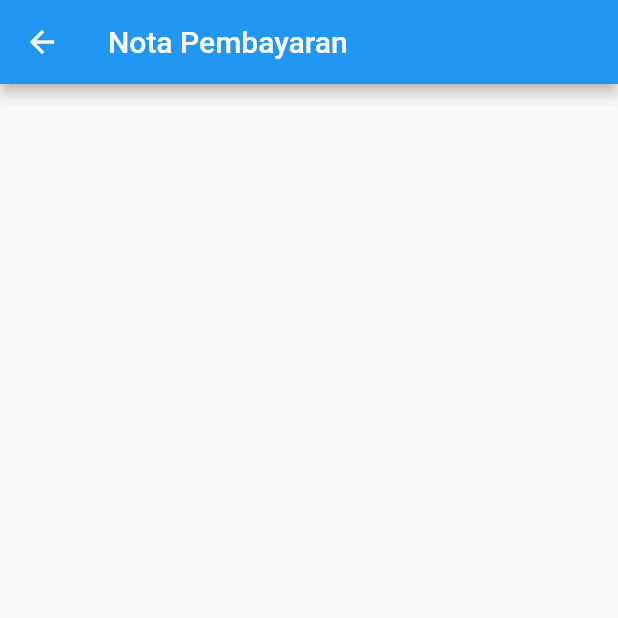
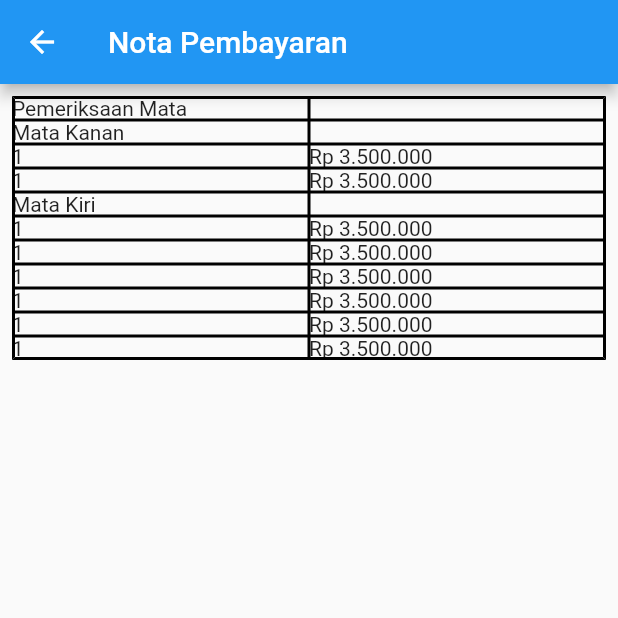
Before and after one commit to mlatifr/tugas_akhir, a Flutter app: the MyHomePage screen opened directly, in the side drawer, after a tap on "Nota Pembayaran", on a phone screen of 412 x 824 dp, the top half of it. Run offline on Flutter 3.47's test engine with Material 2 defaults, Android fonts, the phone set to English and light mode, and no system bars; our stand-ins replace shared_preferences; accounts and stored records are empty.

Commit message:
hlm table nota pembayaran

```diff
--- a/flutter_application_1/lib/pasien/nota_pembayaran.dart
+++ b/flutter_application_1/lib/pasien/nota_pembayaran.dart
@@ -68,6 +68,69 @@ class _NotaPembayaranPasienState extends State<NotaPembayaranPasien> {
             },
           ),
         ),
+        body: ListView(
+          children: <Widget>[
+            Padding(
+              padding: const EdgeInsets.all(8.0),
+              child: Column(
+                children: [
+                  Table(
+                    border: TableBorder.all(
+                        color: Colors.black,
+                        style: BorderStyle.solid,
+                        width: 2),
+                    children: [
+                      TableRow(children: [
+                        TableCell(child: Text('Pemeriksaan Mata')),
+                        TableCell(child: Text('')),
+                      ]),
+                      TableRow(children: [
+                        TableCell(child: Text('Mata Kanan')),
+                        TableCell(child: Text('')),
+                      ]),
+                      TableRow(children: [
+                        TableCell(child: Text('1')),
+                        TableCell(child: Text('Rp 3.500.000')),
+                      ]),
+                      TableRow(children: [
+                        TableCell(child: Text('1')),
+                        TableCell(child: Text('Rp 3.500.000')),
+                      ]),
+                      TableRow(children: [
+                        TableCell(child: Text('Mata Kiri')),
+                        TableCell(child: Text('')),
+                      ]),
+                      TableRow(children: [
+                        TableCell(child: Text('1')),
+                        TableCell(child: Text('Rp 3.500.000')),
+                      ]),
+                      TableRow(children: [
+                        TableCell(child: Text('1')),
+                        TableCell(child: Text('Rp 3.500.000')),
+                      ]),
+                      TableRow(children: [
+                        TableCell(child: Text('1')),
+                        TableCell(child: Text('Rp 3.500.000')),
+                      ]),
+                      TableRow(children: [
+                        TableCell(child: Text('1')),
+                        TableCell(child: Text('Rp 3.500.000')),
+                      ]),
+                      TableRow(children: [
+                        TableCell(child: Text('1')),
+                        TableCell(child: Text('Rp 3.500.000')),
+                      ]),
+                      TableRow(children: [
+                        TableCell(child: Text('1')),
+                        TableCell(child: Text('Rp 3.500.000')),
+                      ]),
+                    ],
+                  ),
+                ],
+              ),
+            )
+          ],
+        ),
       ),
     );
   }
```
